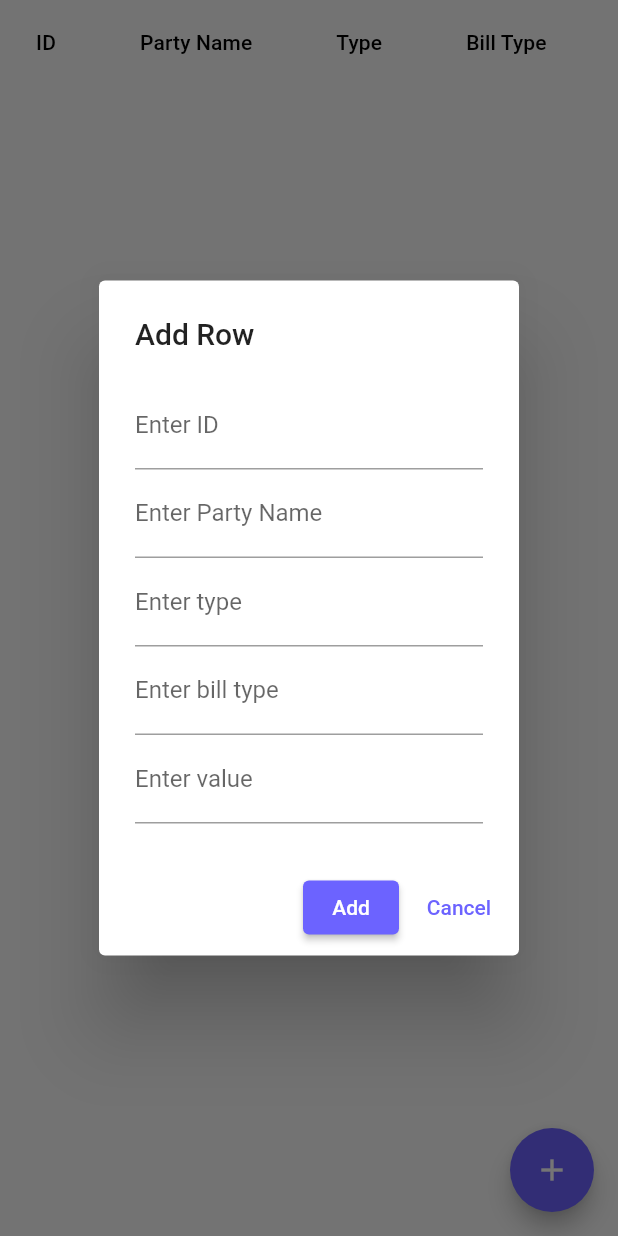
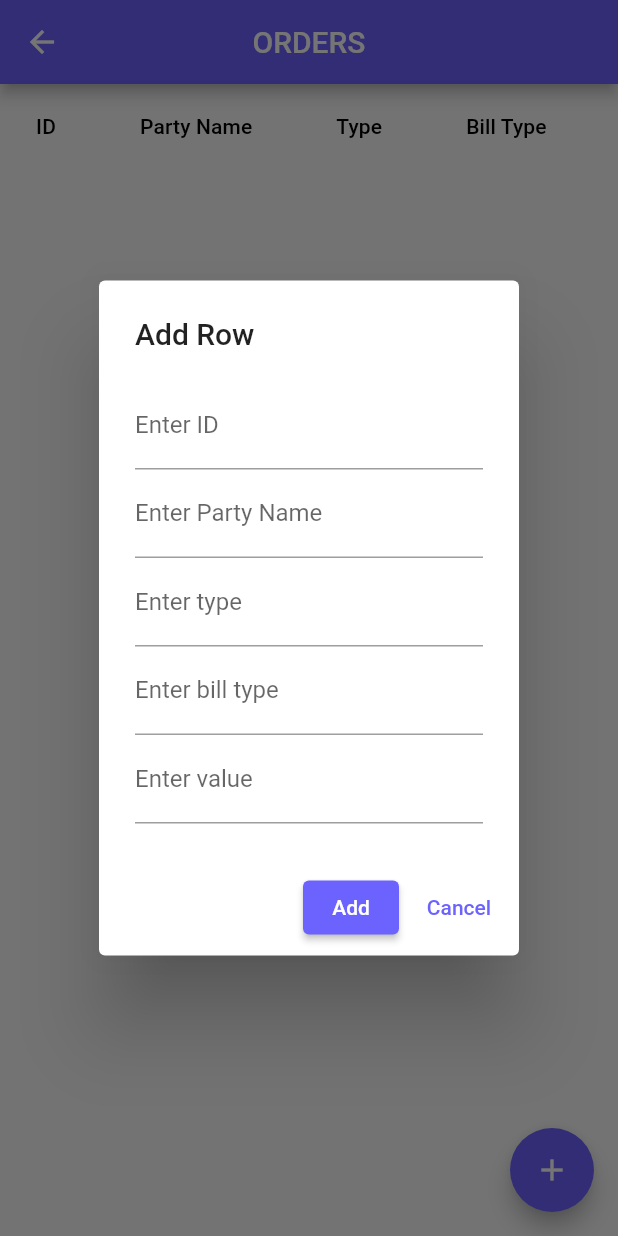
Before and after one commit to DhanrajRateria/apple_bheGFG, a Flutter app: the OrderScreen screen opened by its route, after a tap on the "add" icon, on a phone screen of 412 x 824 dp. Run offline on Flutter 3.47's test engine with Material 2 defaults, Android fonts, the phone set to English and light mode, and no system bars; our stand-ins replace cloud_firestore, firebase_auth, firebase_core, firebase_storage, image_picker; accounts and stored records are empty.

Commit message:
UI improved

```diff
--- a/lib/screens/information_screens/orders.dart
+++ b/lib/screens/information_screens/orders.dart
@@ -31,6 +31,10 @@ class _OrderScreenState extends State<OrderScreen> {
 
   @override
   Widget build(BuildContext context) => Scaffold(
+        appBar: AppBar(
+          centerTitle: true,
+          title: Text("ORDERS"),
+        ),
         body: TableWithAddButton(),
       );
 }
--- a/lib/screens/information_screens/personnel.dart
+++ b/lib/screens/information_screens/personnel.dart
@@ -108,7 +108,7 @@ class _PersonnelState extends State<Personnel> {
                               InputDecoration(labelText: "Enter Designation"),
                         ),
                         SizedBox(
-                          height: 50
+                          height: 50,
                         ),
                         ElevatedButton(
                           onPressed: () async {
@@ -138,16 +138,15 @@ class _PersonnelState extends State<Personnel> {
                                   imageUrl == null) {
                                 return;
                               }
-
                               await _firestore.collection('personnel').add({
                                 'Name': name,
                                 'Designation': designation,
                                 'ImageUrl': imageUrl,
                               });
-                              Navigator.pop(context);
                             } catch (e) {
                               print(e);
                             }
+                            Navigator.pop(context);
                           },
                           child: Text('Add'),
                         ),
```
Also changed, not shown: 1 other file.
